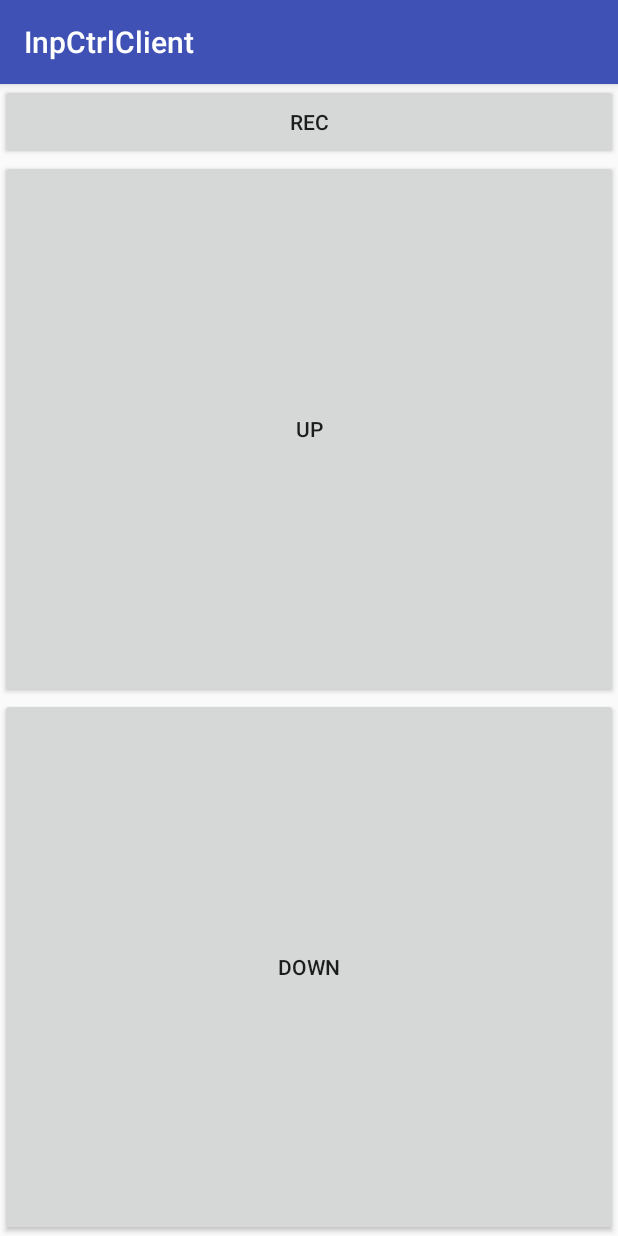
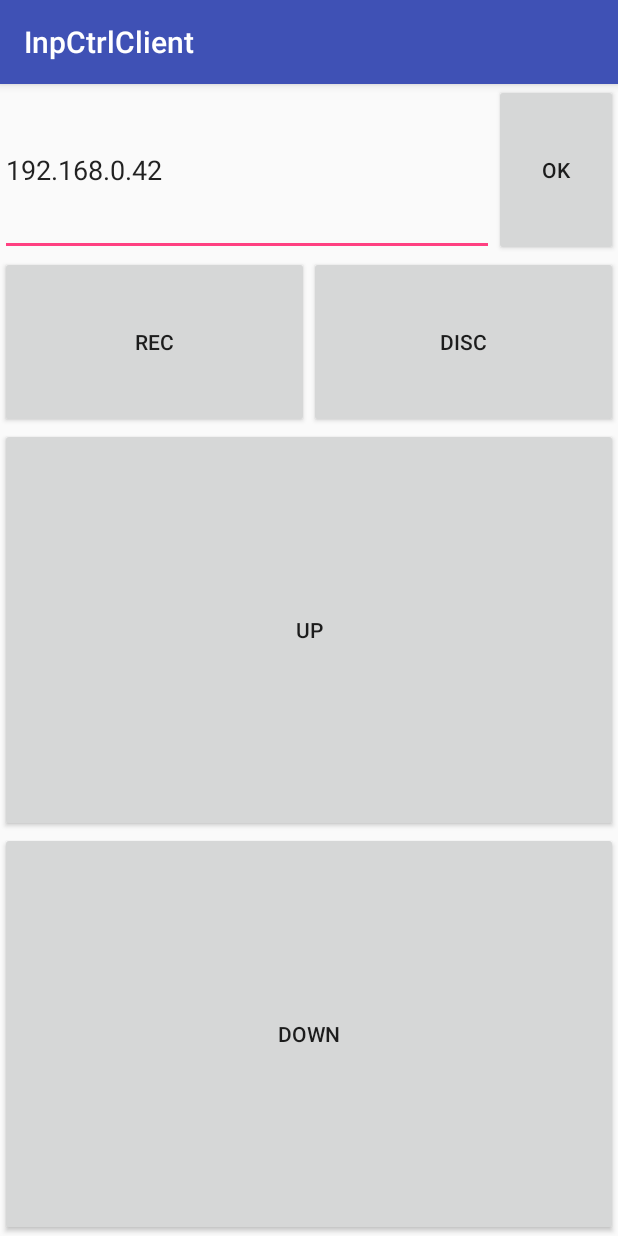
Before and after one commit to moonlightMoth/DistantMouseAndroidClient, an Android app: the screen it shows after launch (ControlPanelActivity), after a tap on "REC", on a phone screen of 412 x 824 dp. Run offline under Robolectric (Android 15) with nearby library versions, the phone set to English and light mode, and no system bars.

Commit message:
fixed socket issue

```diff
--- a/app/src/main/java/com/crutcher/inpctrlclient/ControlPanelActivity.java
+++ b/app/src/main/java/com/crutcher/inpctrlclient/ControlPanelActivity.java
@@ -1,58 +1,97 @@
 package com.crutcher.inpctrlclient;
 
-import android.os.AsyncTask;
 import android.os.Bundle;
 import android.support.v7.app.AppCompatActivity;
 import android.util.Log;
 import android.view.View;
 import android.widget.Button;
+import android.widget.EditText;
 
-import java.io.IOException;
+import java.net.Socket;
 import java.util.ArrayList;
 
 public class ControlPanelActivity extends AppCompatActivity {
 
-    final ArrayList<SocketAsyncTask> asyncTaskArrayList = new ArrayList<>();
+    final SocketAsyncTask[] socket = new SocketAsyncTask[1];
+    boolean isConnected = false;
+    final AppCompatActivity this_ = this;
 
     @Override
     protected void onCreate(Bundle savedInstanceState) {
 
-        final AppCompatActivity this_ = this;
-
         super.onCreate(savedInstanceState);
         setContentView(R.layout.activity_control_panel);
 
+        final Button setIP = findViewById(R.id.bSetIP);
+        final Button rec = findViewById(R.id.reconnect);
+        final Button disc = findViewById(R.id.disc);
+        final EditText etSetIP = findViewById(R.id.etSetIP);
 
-        Button rec = findViewById(R.id.reconnect);
+        disc.setOnClickListener(new View.OnClickListener() {
+            @Override
+            public void onClick(View v) {
+                if (isConnected)
+                    disconnect();
+            }
+        });
+
+        setIP.setOnClickListener(new View.OnClickListener() {
+            @Override
+            public void onClick(View v) {
+                GlobalVars.setIpAddr(etSetIP.getText().toString());
+            }
+        });
+
         rec.setOnClickListener(new View.OnClickListener() {
             @Override
             public void onClick(View v) {
-                AppCompatActivity[] a = new AppCompatActivity[1];
-                a[0] = this_;
-                SocketAsyncTask socketAsyncTask = new SocketAsyncTask();
-                asyncTaskArrayList.add(socketAsyncTask);
-                Log.d("Activity", "executing socketTask...");
-                socketAsyncTask.execute(a);
+                if(!isConnected)
+                    connect();
             }
         });
 
     }
 
     @Override
+    protected void onStart() {
+        super.onStart();
+        final EditText etSetIP = findViewById(R.id.etSetIP);
+        etSetIP.setText(GlobalVars.getIpAddr());
+
+    }
+
+    @Override
     protected void onDestroy() {
         Log.d("Activity", "OnDestroy");
-        Log.d("OnDestroy", Integer.toString(asyncTaskArrayList.size()));
-        for (int i = 0; i < asyncTaskArrayList.size(); i++) {
+
+        disconnect();
+
+        super.onDestroy();
+    }
+
+    private void connect()
+    {
+        isConnected = true;
+        AppCompatActivity[] a = new AppCompatActivity[1];
+        a[0] = this_;
+        SocketAsyncTask socketAsyncTask = new SocketAsyncTask();
+        socket[0] = socketAsyncTask;
+        Log.d("Activity", "executing socketTask...");
+        socketAsyncTask.execute(a);
+    }
+
+    private void disconnect()
+    {
+        isConnected = false;
+        Log.d("disconnect", "processing");
             try {
                 Log.d("SocketAsyncTask", "closing socket...");
-                asyncTaskArrayList.get(i).closeConnection();
-                asyncTaskArrayList.get(i).socket.close();
-                if (asyncTaskArrayList.get(i).socket.isClosed())
+                socket[0].closeConnection();
+                if (socket[0].socket.isClosed())
                     Log.d("SocketAsyncTask", "socket closed");
-            } catch (IOException e) {
+            } catch (Exception e) {
                 e.printStackTrace();
+                return;
             }
-        }
-        super.onDestroy();
     }
 }
--- /dev/null
+++ b/app/src/main/java/com/crutcher/inpctrlclient/GlobalVars.java
@@ -0,0 +1,14 @@
+package com.crutcher.inpctrlclient;
+
+public class GlobalVars
+{
+    private static String IpAddr = "192.168.0.42";
+
+    public static void setIpAddr(String ipAddr) {
+        IpAddr = ipAddr;
+    }
+
+    public static String getIpAddr() {
+        return IpAddr;
+    }
+}
--- a/app/src/main/java/com/crutcher/inpctrlclient/SocketAsyncTask.java
+++ b/app/src/main/java/com/crutcher/inpctrlclient/SocketAsyncTask.java
@@ -6,9 +6,7 @@ import android.support.v7.app.AppCompatActivity;
 import android.util.Log;
 import android.view.View;
 import android.widget.Button;
-import android.widget.Toast;
 
-import java.io.BufferedReader;
 import java.io.BufferedWriter;
 import java.io.IOException;
 import java.io.InputStreamReader;
@@ -19,18 +17,19 @@ import java.util.Scanner;
 public class SocketAsyncTask extends AsyncTask<AppCompatActivity, Void, Object> {
 
 
-    static BufferedWriter bw;
+    private BufferedWriter bw;
     public Socket socket;
 
     @Override
     protected Object doInBackground(AppCompatActivity... a) {
+        Log.d("SocketAsyncTask", "attempting to run...");
         try {
             Log.d("SocketAsyncTask", "running...");
 
             Button scUp = a[0].findViewById(R.id.scrollUp);
             Button scDw = a[0].findViewById(R.id.scrollDown);
 
-            String addr = "192.168.0.42";
+            String addr = GlobalVars.getIpAddr();
 
             socket = new Socket(addr, 1488);
 
@@ -71,22 +70,12 @@ public class SocketAsyncTask extends AsyncTask<AppCompatActivity, Void, Object>
         return null;
     }
 
-    public void closeConnection()
+    public void closeConnection() throws IOException
     {
         spitOut("closeConnection");
+        socket.close();
+        cancel(true);
     }
-
-
-//    @Override
-//    protected void onCancelled() {
-//        try {
-//            Log.d("SocketAsyncTask", "closing socket...");
-//            socket.close();
-//        } catch (IOException e) {
-//            e.printStackTrace();
-//        }
-//        super.onCancelled();
-//    }
 
     private void spitOut(String str)
     {
--- a/app/src/main/res/layout/activity_control_panel.xml
+++ b/app/src/main/res/layout/activity_control_panel.xml
@@ -11,12 +11,50 @@
         android:layout_height="match_parent"
         android:orientation="vertical">
 
-        <android.support.v7.widget.AppCompatButton
+        <LinearLayout
             android:layout_width="match_parent"
             android:layout_height="0dp"
-            android:layout_weight="1"
-            android:id="@+id/reconnect"
-            android:text="rec"/>
+            android:layout_weight="3"
+            android:orientation="horizontal">
+
+            <EditText
+                android:layout_width="0dp"
+                android:layout_height="match_parent"
+                android:layout_weight="4"
+                android:id="@+id/etSetIP"/>
+
+            <Button
+                android:layout_width="0dp"
+                android:layout_height="match_parent"
+                android:layout_weight="1"
+                android:text="OK"
+                android:id="@+id/bSetIP"/>
+
+
+        </LinearLayout>
+
+        <LinearLayout
+            android:layout_width="match_parent"
+            android:layout_height="0dp"
+            android:layout_weight="3"
+            android:orientation="horizontal">
+
+            <android.support.v7.widget.AppCompatButton
+                android:layout_width="0dp"
+                android:layout_height="match_parent"
+                android:layout_weight="1"
+                android:id="@+id/reconnect"
+                android:text="rec"/>
+
+            <android.support.v7.widget.AppCompatButton
+                android:layout_width="0dp"
+                android:layout_height="match_parent"
+                android:layout_weight="1"
+                android:id="@+id/disc"
+                android:text="disc"/>
+
+
+        </LinearLayout>
 
         <android.support.v7.widget.AppCompatButton
             android:layout_width="match_parent"
```
